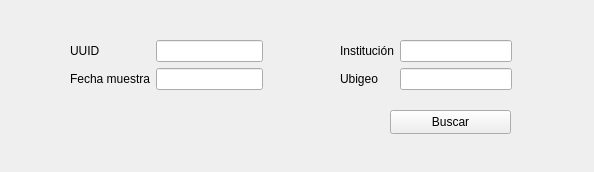
The window that searchform.ui (MiguelDev5/covid_consultas) describes before a commit, drawn with Qt 5.
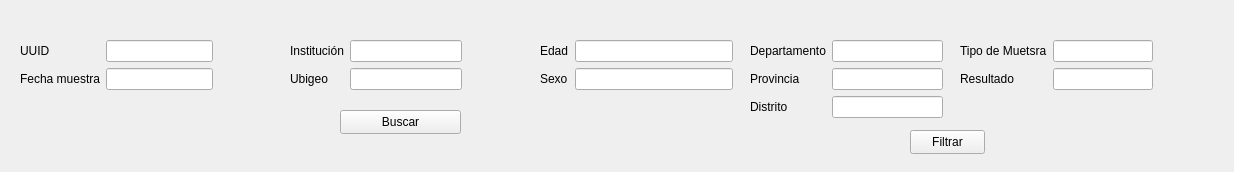
The same window after the commit.

What changed in the file:
```diff
--- a/searchform.ui
+++ b/searchform.ui
@@ -6,7 +6,7 @@
    <rect>
     <x>0</x>
     <y>0</y>
-    <width>594</width>
+    <width>1234</width>
     <height>172</height>
    </rect>
   </property>
@@ -16,7 +16,7 @@
   <widget class="QWidget" name="layoutWidget">
    <property name="geometry">
     <rect>
-     <x>70</x>
+     <x>20</x>
      <y>40</y>
      <width>193</width>
      <height>56</height>
@@ -52,7 +52,7 @@
   <widget class="QWidget" name="layoutWidget">
    <property name="geometry">
     <rect>
-     <x>340</x>
+     <x>290</x>
      <y>40</y>
      <width>172</width>
      <height>56</height>
@@ -84,7 +84,7 @@
   <widget class="QPushButton" name="pushButton">
    <property name="geometry">
     <rect>
-     <x>390</x>
+     <x>340</x>
      <y>110</y>
      <width>121</width>
      <height>24</height>
@@ -94,6 +94,137 @@
     <string>Buscar</string>
    </property>
   </widget>
+  <widget class="QWidget" name="layoutWidget_2">
+   <property name="geometry">
+    <rect>
+     <x>540</x>
+     <y>40</y>
+     <width>193</width>
+     <height>56</height>
+    </rect>
+   </property>
+   <layout class="QFormLayout" name="formLayout_3">
+    <item row="0" column="0">
+     <widget class="QLabel" name="label_5">
+      <property name="text">
+       <string>Edad</string>
+      </property>
+     </widget>
+    </item>
+    <item row="0" column="1">
+     <widget class="QLineEdit" name="edad">
+      <property name="text">
+       <string/>
+      </property>
+     </widget>
+    </item>
+    <item row="1" column="0">
+     <widget class="QLabel" name="label_6">
+      <property name="text">
+       <string>Sexo</string>
+      </property>
+     </widget>
+    </item>
+    <item row="1" column="1">
+     <widget class="QLineEdit" name="sexo"/>
+    </item>
+   </layout>
+  </widget>
+  <widget class="QWidget" name="layoutWidget_3">
+   <property name="geometry">
+    <rect>
+     <x>750</x>
+     <y>40</y>
+     <width>193</width>
+     <height>81</height>
+    </rect>
+   </property>
+   <layout class="QFormLayout" name="formLayout_4">
+    <item row="0" column="0">
+     <widget class="QLabel" name="label_7">
+      <property name="text">
+       <string>Departamento</string>
+      </property>
+     </widget>
+    </item>
+    <item row="0" column="1">
+     <widget class="QLineEdit" name="departamento">
+      <property name="text">
+       <string/>
+      </property>
+     </widget>
+    </item>
+    <item row="1" column="0">
+     <widget class="QLabel" name="label_8">
+      <property name="text">
+       <string>Provincia</string>
+      </property>
+     </widget>
+    </item>
+    <item row="1" column="1">
+     <widget class="QLineEdit" name="provincia"/>
+    </item>
+    <item row="2" column="0">
+     <widget class="QLabel" name="label_9">
+      <property name="text">
+       <string>Distrito</string>
+      </property>
+     </widget>
+    </item>
+    <item row="2" column="1">
+     <widget class="QLineEdit" name="distrito"/>
+    </item>
+   </layout>
+  </widget>
+  <widget class="QWidget" name="layoutWidget_4">
+   <property name="geometry">
+    <rect>
+     <x>960</x>
+     <y>40</y>
+     <width>193</width>
+     <height>61</height>
+    </rect>
+   </property>
+   <layout class="QFormLayout" name="formLayout_5">
+    <item row="0" column="0">
+     <widget class="QLabel" name="label_10">
+      <property name="text">
+       <string>Tipo de Muetsra</string>
+      </property>
+     </widget>
+    </item>
+    <item row="0" column="1">
+     <widget class="QLineEdit" name="tipo_muestra">
+      <property name="text">
+       <string/>
+      </property>
+     </widget>
+    </item>
+    <item row="1" column="0">
+     <widget class="QLabel" name="label_11">
+      <property name="text">
+       <string>Resultado</string>
+      </property>
+     </widget>
+    </item>
+    <item row="1" column="1">
+     <widget class="QLineEdit" name="resultado"/>
+    </item>
+   </layout>
+  </widget>
+  <widget class="QPushButton" name="pushButton_2">
+   <property name="geometry">
+    <rect>
+     <x>910</x>
+     <y>130</y>
+     <width>75</width>
+     <height>24</height>
+    </rect>
+   </property>
+   <property name="text">
+    <string>Filtrar</string>
+   </property>
+  </widget>
  </widget>
  <resources/>
  <connections/>
```
